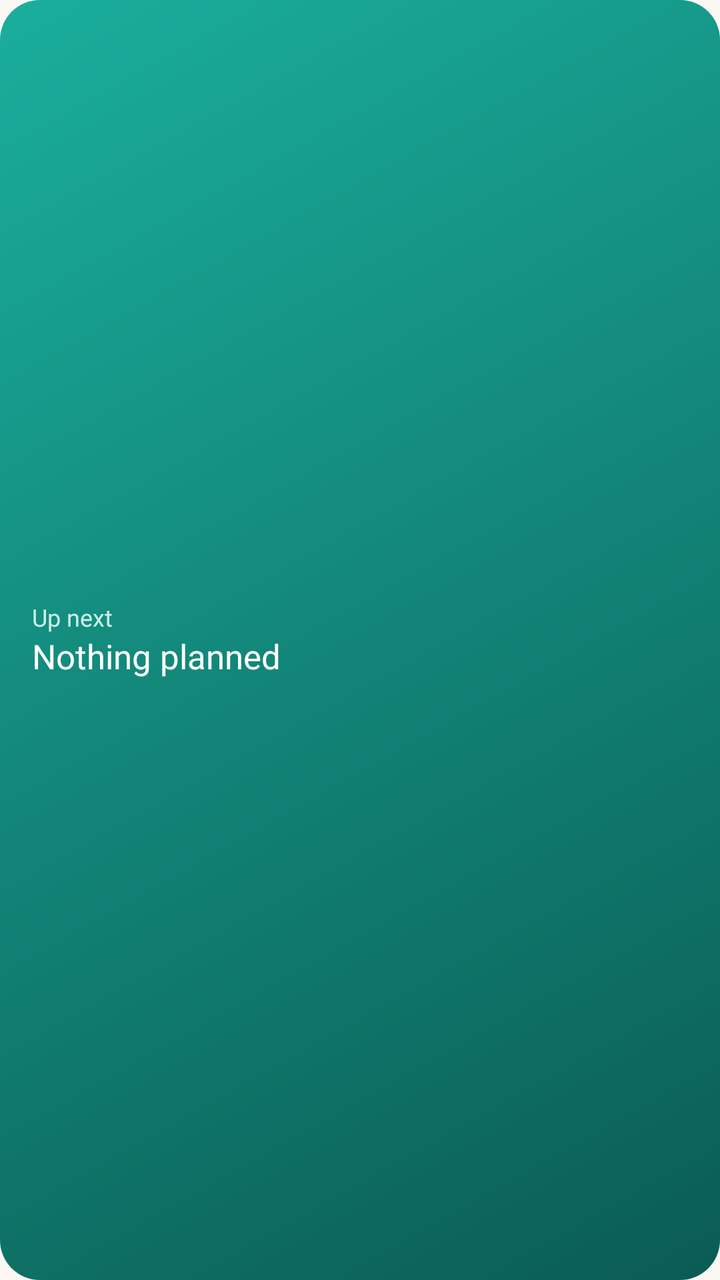
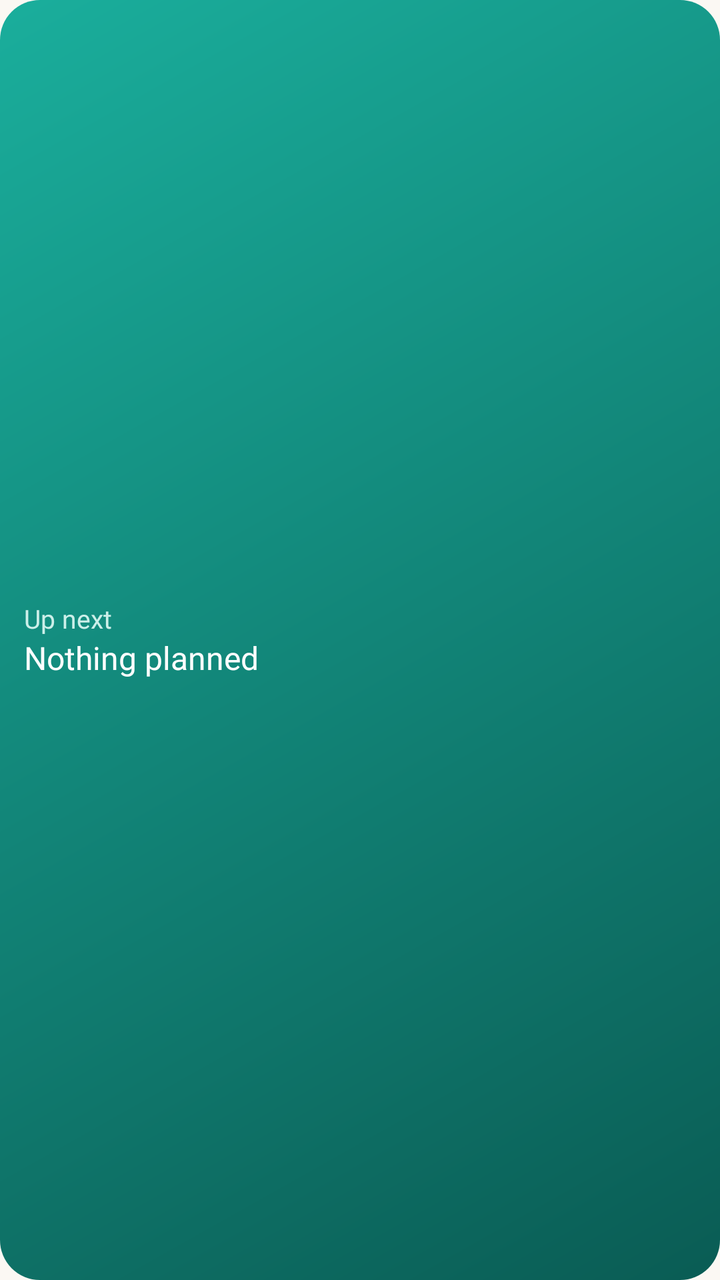

Screens rendered from an Android XML layout before and after an edit, with the pre-edit source and the edit as a unified diff.
<!-- AndroidManifest.xml: application theme Theme.Merks -->
<!-- res/layout/widget_next.xml -->
<?xml version="1.0" encoding="utf-8"?>
<LinearLayout xmlns:android="http://schemas.android.com/apk/res/android"
    android:id="@+id/next_root"
    android:layout_width="match_parent"
    android:layout_height="match_parent"
    android:background="@drawable/widget_bg_small"
    android:gravity="center_vertical"
    android:orientation="vertical"
    android:paddingHorizontal="16dp"
    android:paddingVertical="10dp">

    <TextView
        android:id="@+id/next_label"
        android:layout_width="match_parent"
        android:layout_height="wrap_content"
        android:fontFamily="@font/nunito_bold"
        android:maxLines="1"
        android:text="@string/next_up_label"
        android:textColor="#CCEFE9"
        android:textSize="12sp" />

    <TextView
        android:id="@+id/next_title"
        android:layout_width="match_parent"
        android:layout_height="wrap_content"
        android:ellipsize="end"
        android:fontFamily="@font/nunito_extrabold"
        android:maxLines="2"
        android:text="@string/next_up_none"
        android:textColor="#FFFFFF"
        android:textSize="17sp" />

    <TextView
        android:id="@+id/next_when"
        android:layout_width="match_parent"
        android:layout_height="wrap_content"
        android:ellipsize="end"
        android:fontFamily="@font/nunito_semibold"
        android:maxLines="1"
        android:textColor="#E6F7F4"
        android:textSize="14sp"
        android:visibility="gone" />

    <LinearLayout
        android:id="@+id/next_more"
        android:layout_width="match_parent"
        android:layout_height="wrap_content"
        android:layout_marginTop="8dp"
        android:orientation="vertical"
        android:visibility="gone">

        <TextView
            android:id="@+id/next_line2"
            android:layout_width="match_parent"
            android:layout_height="wrap_content"
            android:ellipsize="end"
            android:fontFamily="@font/nunito_semibold"
            android:maxLines="1"
            android:textColor="#E6F7F4"
            android:textSize="14sp" />

        <TextView
            android:id="@+id/next_line3"
            android:layout_width="match_parent"
            android:layout_height="wrap_content"
            android:layout_marginTop="2dp"
            android:ellipsize="end"
            android:fontFamily="@font/nunito_semibold"
            android:maxLines="1"
            android:textColor="#E6F7F4"
            android:textSize="14sp" />
    </LinearLayout>
</LinearLayout>
<!-- resources referenced by this layout -->
<resources>
  <string name="next_up_label">Up next</string>
  <string name="next_up_none">Nothing planned</string>
  <color name="brand_teal_dark">#0A5C54</color>
  <color name="brand_teal_light">#1AAE9C</color>
  <color name="m_primary">#0D7A6F</color>
  <color name="m_on_primary">#FFFFFF</color>
  <color name="m_primary_container">#C6EDE7</color>
  <color name="m_on_primary_container">#00332D</color>
  <color name="m_secondary">#8A5A00</color>
  <color name="m_on_secondary">#FFFFFF</color>
  <color name="m_secondary_container">#FFE2B6</color>
  <color name="m_on_secondary_container">#2C1A00</color>
  <color name="m_background">#FBF8F3</color>
  <color name="m_on_background">#1C1B19</color>
  <color name="m_surface">#FBF8F3</color>
  <color name="m_on_surface">#1C1B19</color>
  <color name="m_surface_variant">#ECE6DC</color>
  <color name="m_on_surface_variant">#55524C</color>
  <color name="m_surface_container_lowest">#FFFFFF</color>
  <color name="m_surface_container_low">#F5F1EA</color>
  <color name="m_surface_container">#F0EBE3</color>
  <color name="m_surface_container_high">#EAE5DC</color>
  <color name="m_surface_container_highest">#E4DED5</color>
  <color name="m_outline">#7E7A72</color>
  <color name="m_outline_variant">#DCD5CA</color>
  <color name="m_error">#B3261E</color>
  <color name="m_on_error">#FFFFFF</color>
  <color name="m_inverse_surface">#31302D</color>
  <color name="m_inverse_on_surface">#F4F0EA</color>
  <color name="m_inverse_primary">#7FD8CB</color>
  <style name="TextAppearance.Merks.BodyLarge" parent="TextAppearance.Material3.BodyLarge">
          <item name="android:fontFamily">@font/nunito</item>
          <item name="fontFamily">@font/nunito</item>
          <item name="android:textSize">18sp</item>
      </style>
  <style name="TextAppearance.Merks.HeadlineMedium" parent="TextAppearance.Material3.HeadlineMedium">
          <item name="android:fontFamily">@font/nunito_extrabold</item>
          <item name="fontFamily">@font/nunito_extrabold</item>
      </style>
  <style name="TextAppearance.Merks.HeadlineSmall" parent="TextAppearance.Material3.HeadlineSmall">
          <item name="android:fontFamily">@font/nunito_extrabold</item>
          <item name="fontFamily">@font/nunito_extrabold</item>
      </style>
  <style name="TextAppearance.Merks.TitleSmall" parent="TextAppearance.Material3.TitleSmall">
          <item name="android:fontFamily">@font/nunito_bold</item>
          <item name="fontFamily">@font/nunito_bold</item>
          <item name="android:textSize">15sp</item>
      </style>
  <style name="TextAppearance.Merks.BodyMedium" parent="TextAppearance.Material3.BodyMedium">
          <item name="android:fontFamily">@font/nunito</item>
          <item name="fontFamily">@font/nunito</item>
          <item name="android:textSize">16sp</item>
      </style>
  <style name="TextAppearance.Merks.BodySmall" parent="TextAppearance.Material3.BodySmall">
          <item name="android:fontFamily">@font/nunito</item>
          <item name="fontFamily">@font/nunito</item>
          <item name="android:textSize">14sp</item>
      </style>
  <style name="TextAppearance.Merks.LabelLarge" parent="TextAppearance.Material3.LabelLarge">
          <item name="android:fontFamily">@font/nunito_bold</item>
          <item name="fontFamily">@font/nunito_bold</item>
          <item name="android:textSize">17sp</item>
      </style>
  <style name="TextAppearance.Merks.LabelMedium" parent="TextAppearance.Material3.LabelMedium">
          <item name="android:fontFamily">@font/nunito_semibold</item>
          <item name="fontFamily">@font/nunito_semibold</item>
      </style>
  <style name="TextAppearance.Merks.LabelSmall" parent="TextAppearance.Material3.LabelSmall">
          <item name="android:fontFamily">@font/nunito_semibold</item>
          <item name="fontFamily">@font/nunito_semibold</item>
      </style>
  <!-- unchanged entries left out for length: 4 -->
</resources>

<!-- the commit's change to res/layout/widget_next.xml (unified diff, before → after) -->
@@ -6,7 +6,7 @@
     android:background="@drawable/widget_bg_small"
     android:gravity="center_vertical"
     android:orientation="vertical"
-    android:paddingHorizontal="16dp"
+    android:paddingHorizontal="12dp"
     android:paddingVertical="10dp">
 
     <TextView
@@ -17,7 +17,7 @@
         android:maxLines="1"
         android:text="@string/next_up_label"
         android:textColor="#CCEFE9"
-        android:textSize="12sp" />
+        android:textSize="13sp" />
 
     <TextView
         android:id="@+id/next_title"
@@ -28,7 +28,7 @@
         android:maxLines="2"
         android:text="@string/next_up_none"
         android:textColor="#FFFFFF"
-        android:textSize="17sp" />
+        android:textSize="16sp" />
 
     <TextView
         android:id="@+id/next_when"
